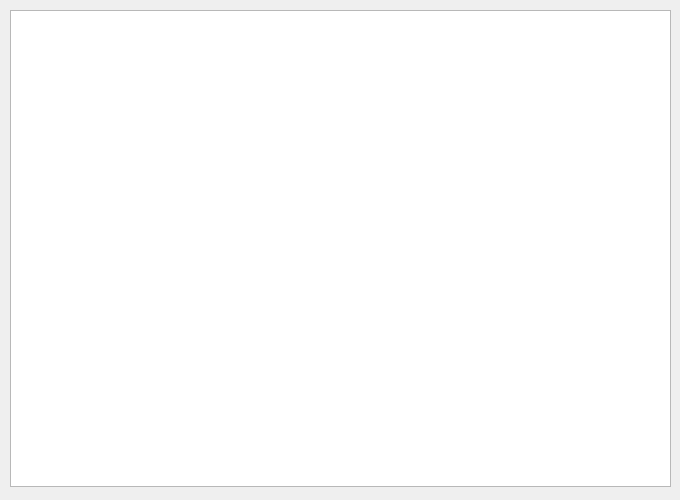
Before: the Qt Designer form src/hotkeysdialog.ui in melak/veroroute, drawn with Qt 5.
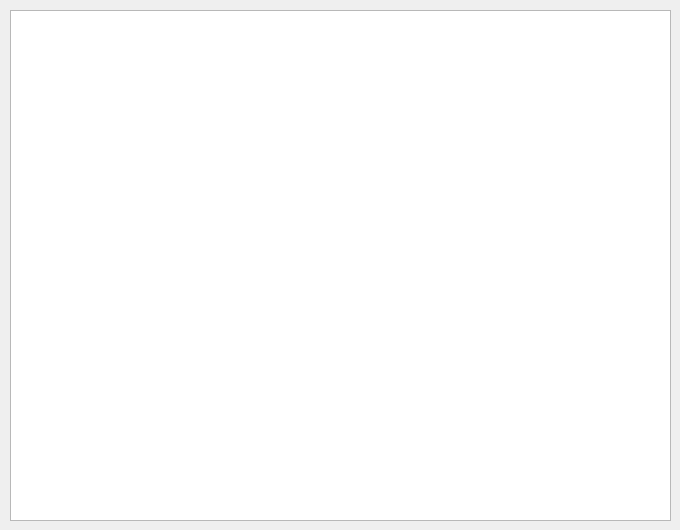
After: the same form once the commit is applied.

Patch:
```diff
--- a/src/hotkeysdialog.ui
+++ b/src/hotkeysdialog.ui
@@ -7,19 +7,19 @@
     <x>0</x>
     <y>0</y>
     <width>680</width>
-    <height>500</height>
+    <height>530</height>
    </rect>
   </property>
   <property name="minimumSize">
    <size>
     <width>680</width>
-    <height>500</height>
+    <height>530</height>
    </size>
   </property>
   <property name="maximumSize">
    <size>
     <width>680</width>
-    <height>500</height>
+    <height>530</height>
    </size>
   </property>
   <property name="windowTitle">
@@ -31,7 +31,7 @@
      <x>10</x>
      <y>10</y>
      <width>661</width>
-     <height>477</height>
+     <height>511</height>
     </rect>
    </property>
    <property name="focusPolicy">
```
